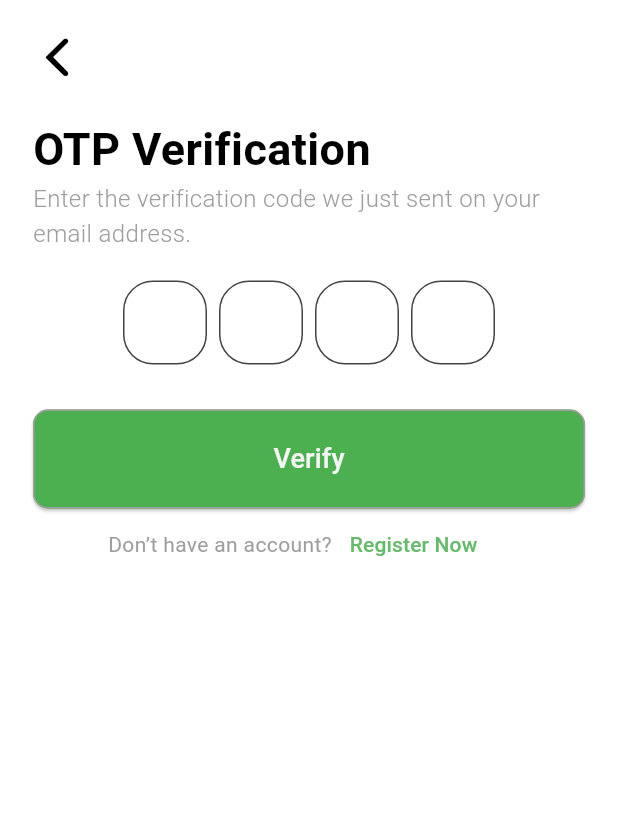
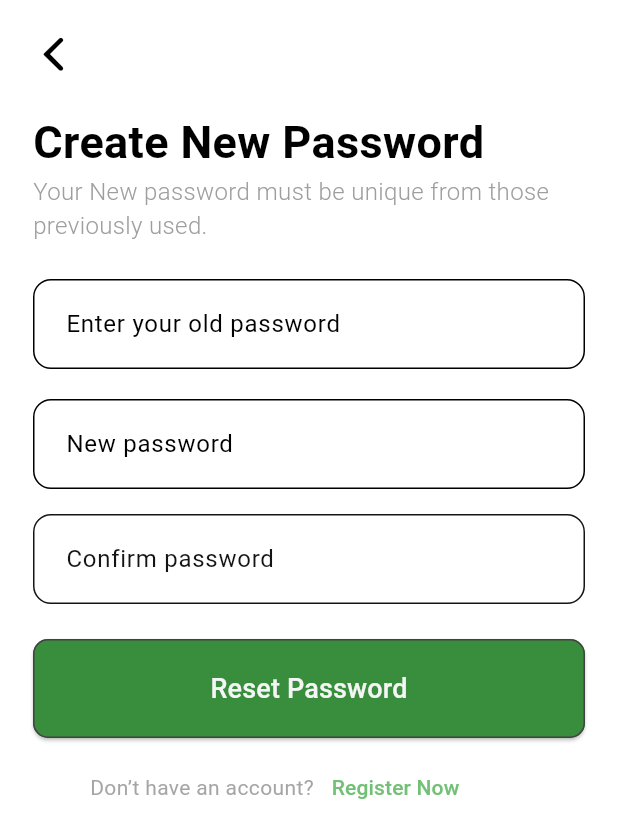
Before and after one commit to Yogendra-Nimje/Minor-Project, a Flutter app: the OtpVerifyPage screen opened directly, after a tap on "Verify", on a phone screen of 412 x 824 dp. Shown: the top 838 px of the screen. Run offline on Flutter 3.47's test engine with Material 3 defaults, Android fonts, the phone set to English and light mode, and no system bars; drawn by our look-alikes of pinput; our stand-ins replace animated_background, google_fonts, lottie; missing offline and left inert: image_input; Roboto replaces fonts that are missing (Urbanist, Urbanist-Bold).

Commit message:
change password

```diff
--- a/lib/main.dart
+++ b/lib/main.dart
@@ -31,7 +31,7 @@
       theme: Provider.of<ThemeProvider>(context).themeData,
       initialRoute: '/',
       routes: {
-        '/': (context) => OnboardingScreen(),
+        '/': (context) => const OnboardingScreen(),
         '/signup': (context) => SignUpPage(),
         '/homepage':(context) => const HomePage(),
       },
--- /dev/null
+++ b/lib/pages/login_pages/change_password.dart
@@ -0,0 +1,192 @@
+import 'package:find_in/componants/fade_animetion.dart';
+import 'package:find_in/pages/login_pages/pass_change_animation.dart';
+import 'package:flutter/cupertino.dart';
+import 'package:flutter/material.dart';
+
+class ChangePassword extends StatelessWidget {
+  const ChangePassword({super.key});
+
+  @override
+  Widget build(BuildContext context) {
+    return Scaffold(
+      body: SafeArea(
+        child: Padding(
+            padding: EdgeInsets.all(10),
+          child: Column(
+            crossAxisAlignment: CrossAxisAlignment.start,
+            children: [
+              // back button
+              FadeInAnimation(
+                delay: 1,
+                child: IconButton(
+                  onPressed: (){
+                    Navigator.pop(context);
+                  },
+                  icon: const Icon(CupertinoIcons.back,size: 35,),
+                ),
+              ),
+
+              const Padding(
+                padding: EdgeInsets.all(12.0),
+                child: Column(
+                  crossAxisAlignment: CrossAxisAlignment.start,
+                  children: [
+                    FadeInAnimation(
+                      delay: 1.3,
+                      child: Text(
+                        "Create New Password",
+                        style: TextStyle(
+                          fontSize: 30,
+                          fontFamily: "Urbanist",
+                          fontWeight: FontWeight.bold,
+                        ),
+                      ),
+                    ),
+                    FadeInAnimation(
+                      delay: 1.6,
+                      child: Text(
+                          "Your New password must be unique from those previously used.",
+                          style: TextStyle(
+                              fontSize: 16,
+                              fontFamily: "Urbanist-Bold",
+                              fontWeight: FontWeight.w300,
+                              color: Colors.grey
+                          )
+                      ),
+                    ),
+                  ],
+                ),
+              ),
+
+              //old password field
+              Column(
+                mainAxisAlignment: MainAxisAlignment.spaceBetween,
+                children: [
+                  Padding(
+                    padding: const EdgeInsets.all(12.0),
+                    child:  Form(
+                        child: Column(
+                          children: <Widget>[
+                            FadeInAnimation(
+                                delay: 1.9,
+                                child: TextFormField(
+                                  decoration: InputDecoration(
+                                    contentPadding: const EdgeInsets.all(18),
+                                    hintText: "Enter your old password",
+                                    border: OutlineInputBorder(
+                                        borderSide: BorderSide(color: Colors.grey.shade800),
+                                        borderRadius: BorderRadius.circular(12)),
+                                    focusedBorder: OutlineInputBorder(
+                                      borderSide:  BorderSide(color: Colors.green.shade700),
+                                      borderRadius: BorderRadius.circular(12),
+                                    ),
+                                  ),
+                                ),
+                            ),
+                            const SizedBox(height: 20,),
+                            //new password field
+                            FadeInAnimation(
+                              delay: 2.1,
+                              child: TextFormField(
+                                decoration: InputDecoration(
+                                  contentPadding: const EdgeInsets.all(18),
+                                  hintText: "New password",
+                                  border: OutlineInputBorder(
+                                      borderSide: BorderSide(color: Colors.grey.shade800),
+                                      borderRadius: BorderRadius.circular(12)),
+                                  focusedBorder: OutlineInputBorder(
+                                    borderSide:  BorderSide(color: Colors.green.shade700),
+                                    borderRadius: BorderRadius.circular(12),
+                                  ),
+                                ),
+                              ),
+                            ),
+                            const SizedBox(height: 20,),
+                            //confirm password field
+                            FadeInAnimation(
+                              delay: 2.4,
+                              child: TextFormField(
+                                decoration: InputDecoration(
+                                  contentPadding: const EdgeInsets.all(18),
+                                  hintText: "Confirm password",
+                                  border: OutlineInputBorder(
+                                      borderSide: BorderSide(color: Colors.grey.shade800),
+                                      borderRadius: BorderRadius.circular(12)),
+                                  focusedBorder: OutlineInputBorder(
+                                    borderSide:  BorderSide(color: Colors.green.shade700),
+                                    borderRadius: BorderRadius.circular(12),
+                                  ),
+                                ),
+                              ),
+                            ),
+
+                            const SizedBox(height: 20,),
+                            // Reset password button
+
+                            ElevatedButton(
+                              //pressed on to change password animation screen
+                              onPressed: () {
+                                 Navigator.push(context, MaterialPageRoute(builder: (context)=>const ChangeAnimationPage ()));
+                              },
+                              style: ButtonStyle(
+                                  side: MaterialStatePropertyAll(BorderSide(color: Colors.grey.shade800)),
+                                  shape: MaterialStatePropertyAll(
+                                      RoundedRectangleBorder(borderRadius: BorderRadius.circular(10))),
+                                  fixedSize: const MaterialStatePropertyAll(Size.fromWidth(370)),
+                                  padding: const MaterialStatePropertyAll(
+                                    EdgeInsets.symmetric(vertical: 20),
+                                  ),
+                                  backgroundColor: MaterialStatePropertyAll(Colors.green[700])),
+                              child: Text(
+                                'Reset Password',
+                                style: TextStyle(fontSize: 18.0,color: Colors.grey[100]),
+                              ),
+                            ),
+
+                          ],
+                        ),
+
+                    ),
+                  ),
+                  FadeInAnimation(
+                    delay: 2.4,
+                    child: Padding(
+                      padding: const EdgeInsets.only(left: 50,bottom: 20),
+                      child: Row(
+                        crossAxisAlignment: CrossAxisAlignment.center,
+                        children: [
+                          const Text(
+                            "Don’t have an account?",
+                            style: TextStyle(
+                                color: Colors.grey
+                            ),
+                          ),
+                          TextButton(
+                              onPressed: () {
+                                // goto sign up page
+                                Navigator.pushNamed(context, '/signup');
+                              },
+                              child: Text(
+                                "Register Now",
+                                style: TextStyle(
+                                    color: Colors.green[400]
+                                ),
+                              )),
+                        ],
+                      ),
+                    ),
+                  )
+
+
+
+
+                ],
+              )
+
+            ],
+          ),
+        ),
+      ),
+    );
+  }
+}
--- a/lib/pages/login_pages/otp_verify_page.dart
+++ b/lib/pages/login_pages/otp_verify_page.dart
@@ -1,3 +1,4 @@
+import 'package:find_in/pages/login_pages/change_password.dart';
 import 'package:flutter/cupertino.dart';
 import 'package:flutter/material.dart';
 import 'package:pinput/pinput.dart';
@@ -50,11 +51,11 @@
                     onPressed: (){
                       Navigator.pop(context);
                     },
-                    icon: const Icon(CupertinoIcons.back,size: 40,),
+                    icon: const Icon(CupertinoIcons.back,size: 35,),
                 ),
               ),
               Padding(
-                padding: EdgeInsets.all(12.0),
+                padding: const EdgeInsets.all(12.0),
                 child: Column(
                   crossAxisAlignment: CrossAxisAlignment.start,
                   children: [
@@ -110,6 +111,8 @@
                               child: ElevatedButton(
                                 onPressed: () {
                                  // navigate to change password
+                                  Navigator.push(context, MaterialPageRoute(builder: (context)=>ChangePassword()));
+
                                 },
                                 style: ButtonStyle(
                                     side: const MaterialStatePropertyAll(BorderSide(color: Colors.grey)),
@@ -129,38 +132,41 @@
                           ],
                         ),
                       ),
-                    const Spacer(),
-                    FadeInAnimation(
-                      delay: 2.4,
-                      child: Padding(
-                        padding: const EdgeInsets.only(left: 50),
-                        child: Row(
-                          crossAxisAlignment: CrossAxisAlignment.center,
-                          children: [
-                            const Text(
-                              "Don’t have an account?",
-                              style: TextStyle(
-                                  color: Colors.grey
-                              ),
-                            ),
-                            TextButton(
-                                onPressed: () {
-                                  // goto sign up page
-                                  Navigator.pushNamed(context, '/signup');
-                                },
-                                child: Text(
-                                  "Register Now",
-                                  style: TextStyle(
-                                      color: Colors.green[400]
-                                  ),
-                                )),
-                          ],
-                        ),
-                      ),
-                    )
+                    // const Spacer(),
+                    // FadeInAnimation(
+                    //   delay: 2.4,
+                    //   child: Padding(
+                    //     padding: const EdgeInsets.only(left: 50),
+                    //     child: Row(
+                    //       crossAxisAlignment: CrossAxisAlignment.center,
+                    //       children: [
+                    //         const Text(
+                    //           "Don’t have an account?",
+                    //           style: TextStyle(
+                    //               color: Colors.grey
+                    //           ),
+                    //         ),
+                    //         TextButton(
+                    //             onPressed: () {
+                    //               // goto sign up page
+                    //               Navigator.pushNamed(context, '/signup');
+                    //             },
+                    //             child: Text(
+                    //               "Register Now",
+                    //               style: TextStyle(
+                    //                   color: Colors.green[400]
+                    //               ),
+                    //             ),
+                    //         ),
+                    //       ],
+                    //     ),
+                    //   ),
+                    // )
                   ],
                 ),
               ),
+
+
             ],
             ),
           ),
--- a/pubspec.yaml
+++ b/pubspec.yaml
@@ -37,6 +37,7 @@
   google_fonts: ^5.0.0
   provider: ^6.1.2
   pinput: ^3.0.1
+  lottie: ^3.1.2
 
 
   # The following adds the Cupertino Icons font to your application.
```
Also changed, not shown: lib/assets/ticker.json (added, +1 -0 lines), lib/pages/login_pages/forgot_password.dart (+14 -9 lines), lib/pages/login_pages/pass_change_animation.dart (added, +81 -0 lines), lib/assets/ticker.png (added), pubspec.lock.
